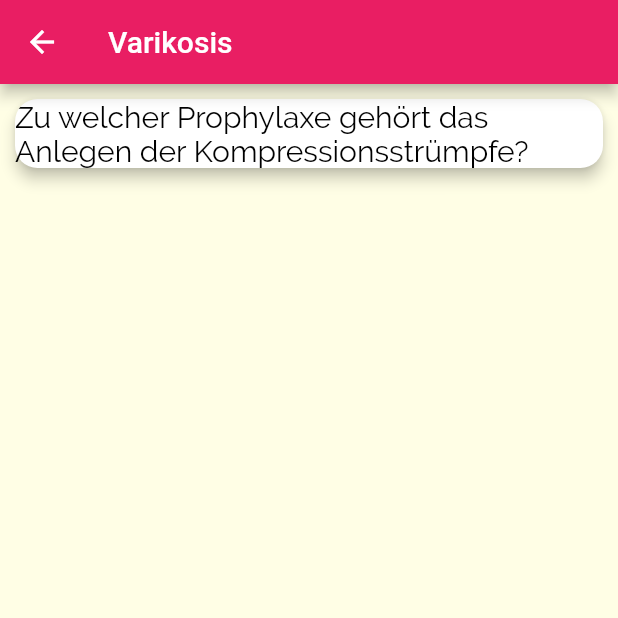
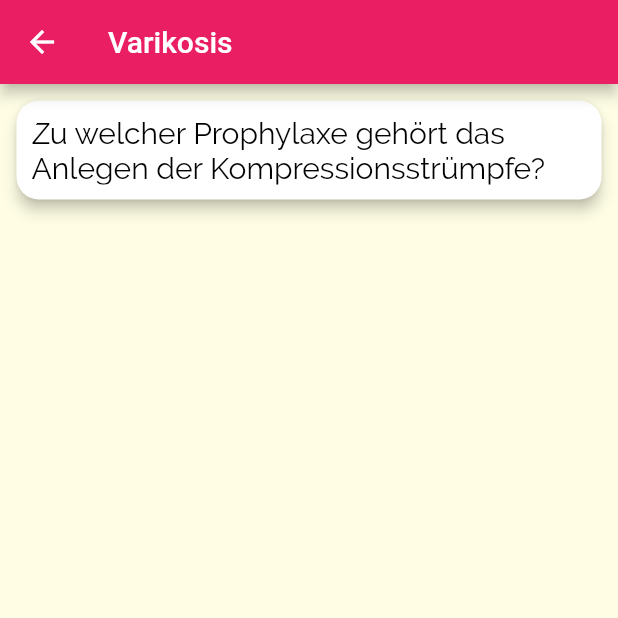
Before and after one commit to anavachtel/pflege_quiz, a Flutter app: the screen it shows after launch, after a tap on "Varikosis", on a phone screen of 412 x 824 dp, the top half of it. Run offline on Flutter 3.47's test engine with Material 2 defaults, Android fonts, the phone set to English and light mode, and no system bars.

Commit message:
added stuff

```diff
--- a/lib/widgets/question_item.dart
+++ b/lib/widgets/question_item.dart
@@ -16,7 +16,9 @@ class QuestionItem extends StatelessWidget {
 
   @override
   Widget build(BuildContext context) {
-    return InkWell(
+    return Padding(
+      padding: const EdgeInsets.all(1),
+      child: InkWell(
         onTap: () => selectQuestion(context),
         child: Card(
             shape: RoundedRectangleBorder(
@@ -24,6 +26,8 @@ class QuestionItem extends StatelessWidget {
             ),
             elevation: 4,
             margin: EdgeInsets.all(10),
+            child: Padding(
+              padding: const EdgeInsets.all(10.0),
               child: Column(children: <Widget> [
                 Stack(children: <Widget> [
                   //makes image border radius
@@ -37,6 +41,7 @@ class QuestionItem extends StatelessWidget {
                         color: Colors.black,
                       ),
                         ),
+
                     ),
 
 
@@ -47,10 +52,12 @@ class QuestionItem extends StatelessWidget {
 
               ],
 
+              ),
             )
         ),
 
 
+      ),
     );
   }
 
```
Also changed, not shown: lib/screens/question_screen.dart (+7 -4 lines). Lines whose indentation alone changed are shown as unchanged.
